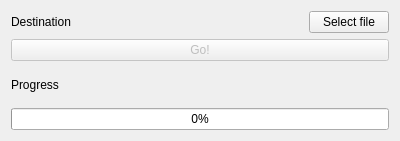
tmramalho/bigCellBrotherGUI, file views/videoprocessor.ui: the form before one commit.
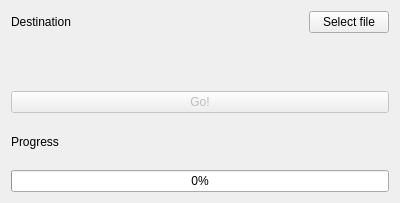
The form after the commit.

The edit to the form file:
```diff
--- a/views/videoprocessor.ui
+++ b/views/videoprocessor.ui
@@ -7,7 +7,7 @@
     <x>0</x>
     <y>0</y>
     <width>400</width>
-    <height>141</height>
+    <height>203</height>
    </rect>
   </property>
   <property name="windowTitle">
@@ -16,7 +16,7 @@
   <layout class="QGridLayout" name="gridLayout_2">
    <item row="2" column="0">
     <layout class="QGridLayout" name="gridLayout">
-     <item row="1" column="0" colspan="2">
+     <item row="2" column="0" colspan="2">
       <widget class="QPushButton" name="goButton">
        <property name="enabled">
         <bool>false</bool>
@@ -33,14 +33,14 @@
        </property>
       </widget>
      </item>
-     <item row="2" column="0">
+     <item row="3" column="0">
       <widget class="QLabel" name="label_3">
        <property name="text">
         <string>Progress</string>
        </property>
       </widget>
      </item>
-     <item row="3" column="0" colspan="2">
+     <item row="4" column="0" colspan="2">
       <widget class="QProgressBar" name="progressBar">
        <property name="sizePolicy">
         <sizepolicy hsizetype="Expanding" vsizetype="Fixed">
@@ -66,6 +66,13 @@
        </property>
       </widget>
      </item>
+     <item row="1" column="0" colspan="2">
+      <widget class="QLabel" name="filename">
+       <property name="text">
+        <string/>
+       </property>
+      </widget>
+     </item>
     </layout>
    </item>
   </layout>
```
